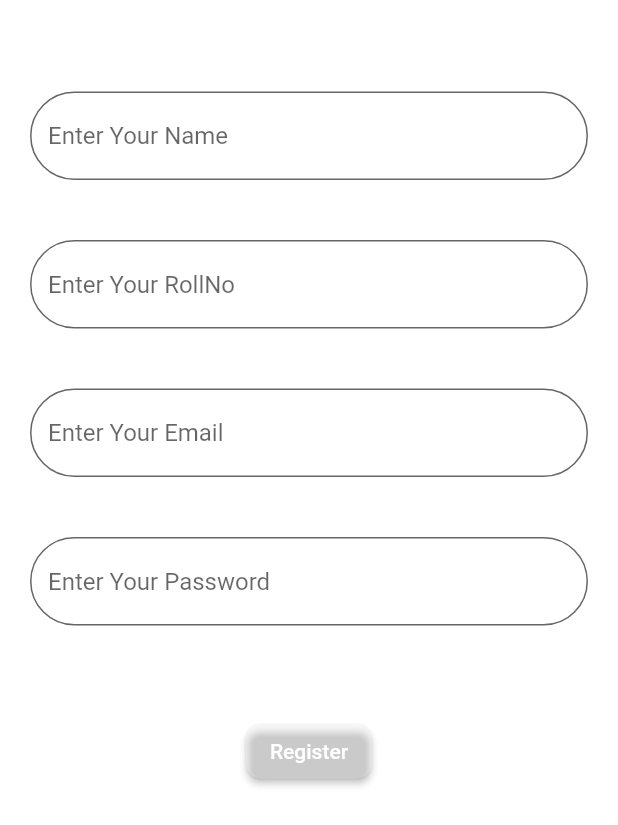
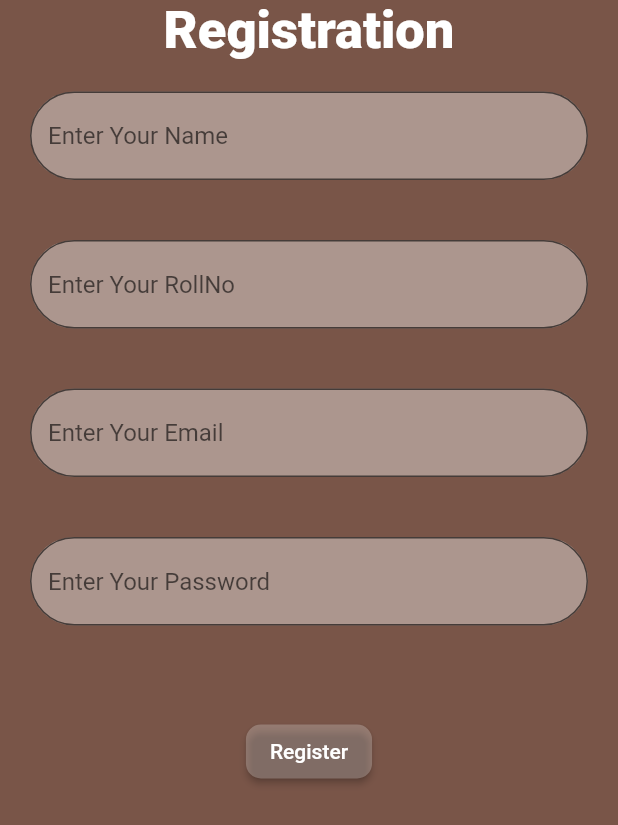
Before and after one commit to Ssan5/qrproject, a Flutter app: the screen it shows after launch, after a tap on "Register", on a phone screen of 412 x 824 dp. Shown: the top 825 px of the screen. Run offline on Flutter 3.47's test engine with Material 2 defaults, Android fonts, the phone set to English and light mode, and no system bars; our stand-ins replace qr_flutter.

Commit message:
regcomp hh

```diff
--- a/lib/registration.dart
+++ b/lib/registration.dart
@@ -12,7 +12,7 @@ class _RegistrationState extends State<Registration> {
   @override
   Widget build(BuildContext context) {
     return Scaffold(
-      backgroundColor: Colors. white,
+      backgroundColor: Colors.brown,
       body: Column(
         mainAxisAlignment: MainAxisAlignment.start,
         children: [
--- a/lib/signinn.dart
+++ b/lib/signinn.dart
@@ -12,7 +12,7 @@ class _LoginState extends State<Login> {
   @override
   Widget build(BuildContext context) {
     return Scaffold(
-      backgroundColor: Colors.black45,
+      backgroundColor: Colors.brown,
       body: Column(
         mainAxisAlignment: MainAxisAlignment.start,
         children: [
```
